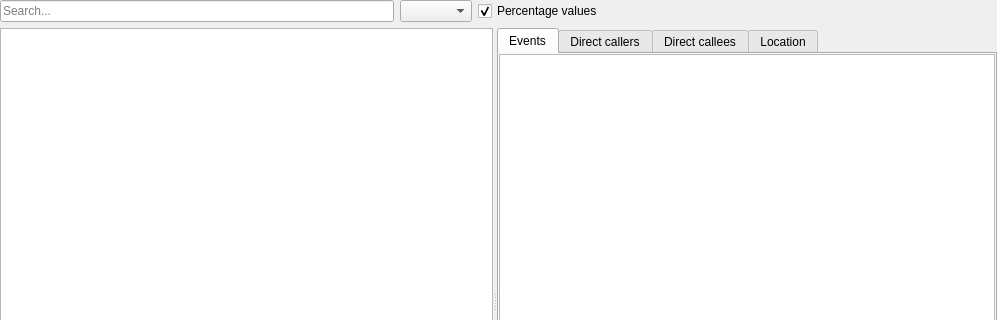
KDE/kdev-valgrind, file tools/callgrind/view.ui: the form before one commit; both pictures show x 0 to 997 and y 0 to 320 of the 997 by 573 pixel window.
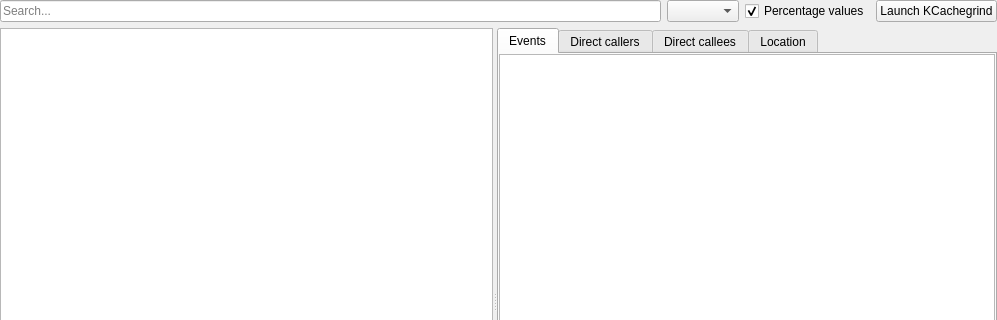
The form after the commit.

Commit message: Add "Launch KCachegrind" button to Callgrind view

What changed in the file:
```diff
--- a/tools/callgrind/view.ui
+++ b/tools/callgrind/view.ui
@@ -61,17 +61,11 @@
       </widget>
      </item>
      <item>
-      <spacer name="horizontalSpacer">
-       <property name="orientation">
-        <enum>Qt::Horizontal</enum>
+      <widget class="QPushButton" name="launchKCachegrindButton">
+       <property name="text">
+        <string>Launch KCachegrind</string>
        </property>
-       <property name="sizeHint" stdset="0">
-        <size>
-         <width>40</width>
-         <height>20</height>
-        </size>
-       </property>
-      </spacer>
+      </widget>
      </item>
     </layout>
    </item>
```
Left out of the diff: 3 changed lines with no effect on the pictures. The commit also changes 4 other files.
